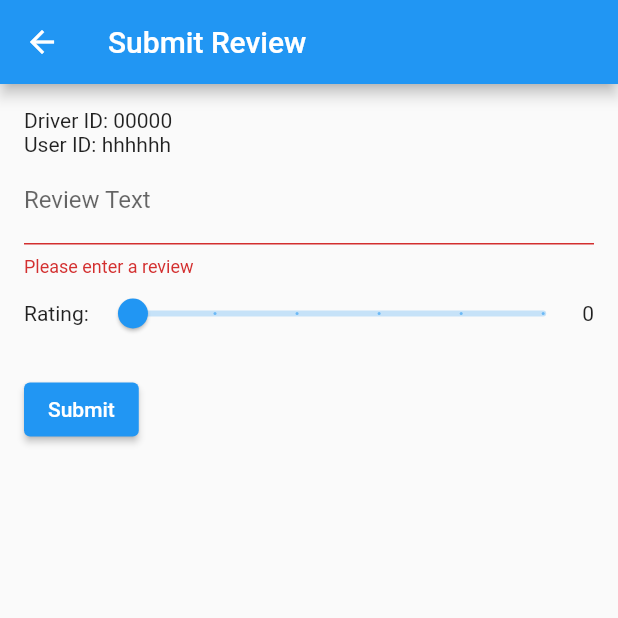
After one commit to anushka567/DBIS_2023_carpool, a Flutter app: the ReviewForm screen opened directly, after a tap on "Submit", on a phone screen of 412 x 824 dp, the top half of it. The commit adds this screen. Run offline on Flutter 3.47's test engine with Material 2 defaults, Android fonts, the phone set to English and light mode, and no system bars; our stand-ins replace flutter_map, latlong2; missing offline and left inert: flutter_osm_plugin, open_street_map_search_and_pick.

Commit message:
Review Page

```diff
--- a/lib/FindDrivers.dart
+++ b/lib/FindDrivers.dart
@@ -6,14 +6,20 @@ import 'package:latlong2/latlong.dart';
 import 'package:http/http.dart' as http;
 import 'dart:convert';
 
+import 'JourneyReview.dart';
+
 class MapPage extends StatefulWidget {
   final double startLatitude;
   final double startLongitude;
+  final double endLatitude;
+  final double endLongitude;
 
   const MapPage({
     Key? key,
     required this.startLatitude,
     required this.startLongitude,
+     required this.endLatitude,
+    required this.endLongitude,
   }) : super(key: key);
 
   @override
@@ -22,18 +28,25 @@ class MapPage extends StatefulWidget {
 
 class _MapPageState extends State<MapPage> {
   List<LatLng> _driverPositions = [];
+  bool _reached =false ;
   Timer? _timer;
+
 
   @override
   void initState() {
     super.initState();
+    // Load initial driver positions
+    // _loadDriverPositions();
+    _driverPositions=[LatLng(widget.endLatitude,widget.endLongitude)];
+  // _reached = true;
+    // Setup timer to reload driver positions every 5 minutes
+    Timer.periodic(const Duration(seconds: 5), (timer) {
+      // _loadDriverPositions();
+      setState(() {
 
-    // Load initial driver positions
-    _loadDriverPositions();
+         _reached=true;
+      });
 
-    // Setup timer to reload driver positions every 5 minutes
-    Timer.periodic(const Duration(minutes: 5), (timer) {
-      _loadDriverPositions();
     });
   }
 
@@ -68,11 +81,14 @@ class _MapPageState extends State<MapPage> {
 
   @override
   Widget build(BuildContext context) {
-    return Scaffold(
+    if(_reached){
+      return ReviewForm(driverId: '00000', userId: 'hhhhhh');
+    }
+    return   Scaffold(
       appBar: AppBar(
         title: const Text('Map'),
       ),
-      body: FlutterMap(
+      body:  FlutterMap(
         options: MapOptions(
           center: LatLng(widget.startLatitude, widget.startLongitude),
           zoom: 13.0,
--- /dev/null
+++ b/lib/JourneyReview.dart
@@ -0,0 +1,94 @@
+import 'package:flutter/material.dart';
+
+class ReviewForm extends StatefulWidget {
+  final String driverId;
+  final String userId;
+
+
+  ReviewForm({required this.driverId, required this.userId});
+
+  @override
+  _ReviewFormState createState() => _ReviewFormState();
+}
+
+class _ReviewFormState extends State<ReviewForm> {
+  final _formKey = GlobalKey<FormState>();
+  String _reviewText = '';
+  int _rating = 0;
+  bool redirect= false;
+
+  void _submitForm() {
+    if (_formKey.currentState!.validate()) {
+      // Do something with the review text and rating, such as submit to a database
+      print("Review Recorded");
+      setState(() {
+        redirect=true;
+      });
+    }
+  }
+
+  @override
+  Widget build(BuildContext context) {
+    return Scaffold(
+      appBar: AppBar(
+        title: Text('Submit Review'),
+      ),
+      body: Padding(
+        padding: EdgeInsets.all(16.0),
+        child: Form(
+          key: _formKey,
+          child: Column(
+            crossAxisAlignment: CrossAxisAlignment.start,
+            children: [
+              Text('Driver ID: ${widget.driverId}'),
+              Text('User ID: ${widget.userId}'),
+              TextFormField(
+                decoration: InputDecoration(
+                  labelText: 'Review Text',
+                ),
+                validator: (value) {
+                  if (value == null || value.isEmpty) {
+                    return 'Please enter a review';
+                  }
+                  return null;
+                },
+                onChanged: (value) {
+                  setState(() {
+                    _reviewText = value;
+                  });
+                },
+              ),
+              Row(
+                children: [
+                  Text('Rating: '),
+                  Expanded(
+                    child: Slider(
+                      value: _rating.toDouble(),
+                      min: 0,
+                      max: 5,
+                      divisions: 5,
+                      label: _rating.toString(),
+                      onChanged: (value) {
+                        setState(() {
+                          _rating = value.round();
+                        });
+                      },
+                    ),
+                  ),
+                  Text(_rating.toString()),
+                ],
+              ),
+              Padding(
+                padding: EdgeInsets.symmetric(vertical: 16.0),
+                child: ElevatedButton(
+                  onPressed: _submitForm,
+                  child: Text('Submit'),
+                ),
+              ),
+            ],
+          ),
+        ),
+      ),
+    );
+  }
+}
--- a/lib/LocationPicker.dart
+++ b/lib/LocationPicker.dart
@@ -42,6 +42,8 @@ class _LocationPickerState extends State<LocationPicker> {
               builder: (context) =>MapPage(
                 startLatitude: widget.initialLatitude,
                 startLongitude: widget.initialLongitude,
+                endLatitude: latitude,
+                endLongitude : longitude,
                 // endLatitude: latitude,
                 // endLongitude: longitude,
               ),
```
